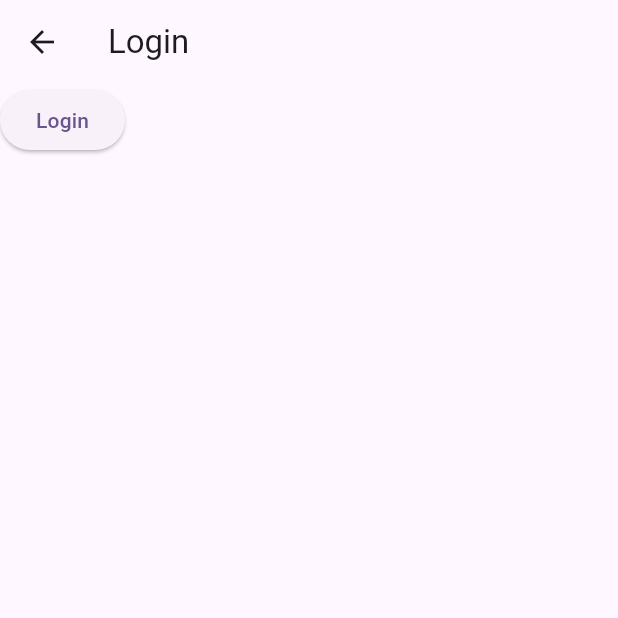
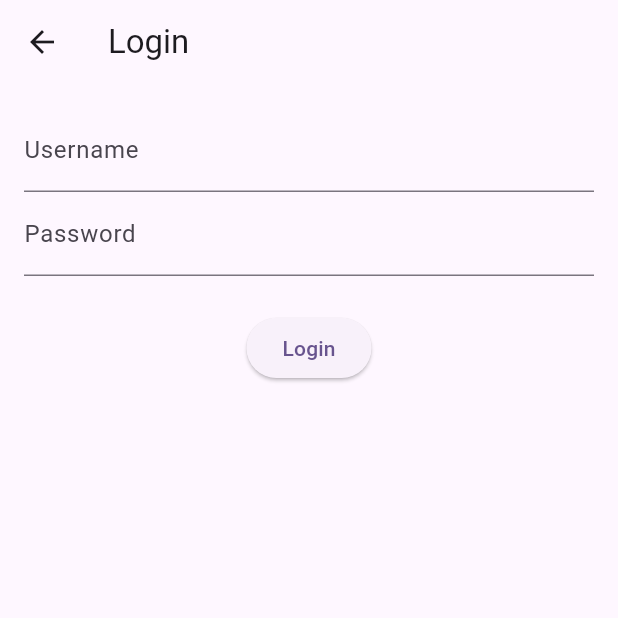
Before and after one commit to cameroncrook/activity_gen_app, a Flutter app: the screen it shows after launch, after a tap on the "person" icon, on a phone screen of 412 x 824 dp, the top half of it. Run offline on Flutter 3.47's test engine with Material 3 defaults, Android fonts, the light colour scheme and no system bars; our stand-ins replace firebase_core; accounts and stored records are empty.

Commit message:
removed db temporarily

```diff
--- a/lib/main.dart
+++ b/lib/main.dart
@@ -3,8 +3,8 @@
 import 'package:flutter/material.dart';
 
 // firestore
-import 'package:firebase_core/firebase_core.dart';
-import 'firebase_options.dart';
+// import 'package:firebase_core/firebase_core.dart';
+// import 'firebase_options.dart';
 
 // screens
 import 'package:activity_gen/screens/login_screen.dart';
@@ -16,9 +16,9 @@
 
 
 void main() async {
-  await Firebase.initializeApp(
-    options: DefaultFirebaseOptions.currentPlatform,
-  );
+  // await Firebase.initializeApp(
+  //   options: DefaultFirebaseOptions.currentPlatform,
+  // );
   runApp(const MyApp());
 }
 
--- a/lib/screens/generator_screen.dart
+++ b/lib/screens/generator_screen.dart
@@ -34,7 +34,7 @@ class _GeneratorScreenState extends State<GeneratorScreen> {
             child: ElevatedButton.icon(
               onPressed: addActivity,
               icon: const Icon(Icons.autorenew),
-              label: const Text('Generate Activity')
+              label: const Text('Generate Activity'),
             ),
           ),
           // FutureBuilder(
--- a/lib/screens/login screen.dart
+++ /dev/null
@@ -1,48 +0,0 @@
-// This is the code for the login screen. It contains two text fields for the username and password, and a button to submit the form. The login method is called when the button is pressed, and it prints the username and password to the console.
-
-import 'package:flutter/material.dart';
-
-class LoginScreen extends StatefulWidget {
-  @override
-  _LoginScreenState createState() => _LoginScreenState();
-}
-
-class _LoginScreenState extends State<LoginScreen> {
-  final TextEditingController _usernameController = TextEditingController();
-  final TextEditingController _passwordController = TextEditingController();
-
-  void _login() {
-    // Implement your login logic here
-    print('Username: ${_usernameController.text}, Password: ${_passwordController.text}');
-  }
-
-  @override
-  Widget build(BuildContext context) {
-    return Scaffold(
-      appBar: AppBar(
-        title: const Text('Login'),
-      ),
-      body: Padding(
-        padding: const EdgeInsets.all(16.0),
-        child: Column(
-          children: <Widget>[
-            TextField(
-              controller: _usernameController,
-              decoration: const InputDecoration(labelText: 'Username'),
-            ),
-            TextField(
-              controller: _passwordController,
-              decoration: const InputDecoration(labelText: 'Password'),
-              obscureText: true,
-            ),
-            const SizedBox(height: 24),
-            ElevatedButton(
-              onPressed: _login,
-              child: const Text('Login'),
-            ),
-          ],
-        ),
-      ),
-    );
-  }
-}
--- a/lib/screens/login_screen.dart
+++ b/lib/screens/login_screen.dart
@@ -1,43 +1,47 @@
+// This is the code for the login screen. It contains two text fields for the username and password, and a button to submit the form. The login method is called when the button is pressed, and it prints the username and password to the console.
+
 import 'package:flutter/material.dart';
-import 'package:activity_gen/api/db.dart';
 
 class LoginScreen extends StatefulWidget {
-  const LoginScreen({super.key});
-
   @override
-  State<LoginScreen> createState() => _LoginScreenState();
+  _LoginScreenState createState() => _LoginScreenState();
 }
 
 class _LoginScreenState extends State<LoginScreen> {
-  String userId = "";
-  final DB db = DB();
+  final TextEditingController _usernameController = TextEditingController();
+  final TextEditingController _passwordController = TextEditingController();
 
-  void authenticateUser() async {
-    String username = "bigdaddy501";
-    String password = "hashedPassword";
-
-    String id = await db.authenticate(username, password);
-    setState(() {
-      userId = id;
-    });
+  void _login() {
+    // Implement your login logic here
+    print('Username: ${_usernameController.text}, Password: ${_passwordController.text}');
   }
 
   @override
   Widget build(BuildContext context) {
     return Scaffold(
       appBar: AppBar(
-        title: const Text("Login"),
+        title: const Text('Login'),
       ),
-      body: Column(
-        children: <Widget>[
-          userId.isNotEmpty ? Text('User ID: $userId') : SizedBox.shrink(),
-          ElevatedButton(
-              onPressed: () {
-                authenticateUser(); // Initiate authentication
-              },
-              child: Text('Login'),
+      body: Padding(
+        padding: const EdgeInsets.all(16.0),
+        child: Column(
+          children: <Widget>[
+            TextField(
+              controller: _usernameController,
+              decoration: const InputDecoration(labelText: 'Username'),
             ),
-        ],
+            TextField(
+              controller: _passwordController,
+              decoration: const InputDecoration(labelText: 'Password'),
+              obscureText: true,
+            ),
+            const SizedBox(height: 24),
+            ElevatedButton(
+              onPressed: _login,
+              child: const Text('Login'),
+            ),
+          ],
+        ),
       ),
     );
   }
```
Also changed, not shown: lib/api/db.dart (+24 -24 lines), lib/screens/login_screen_test.dart (added, +44 -0 lines).
